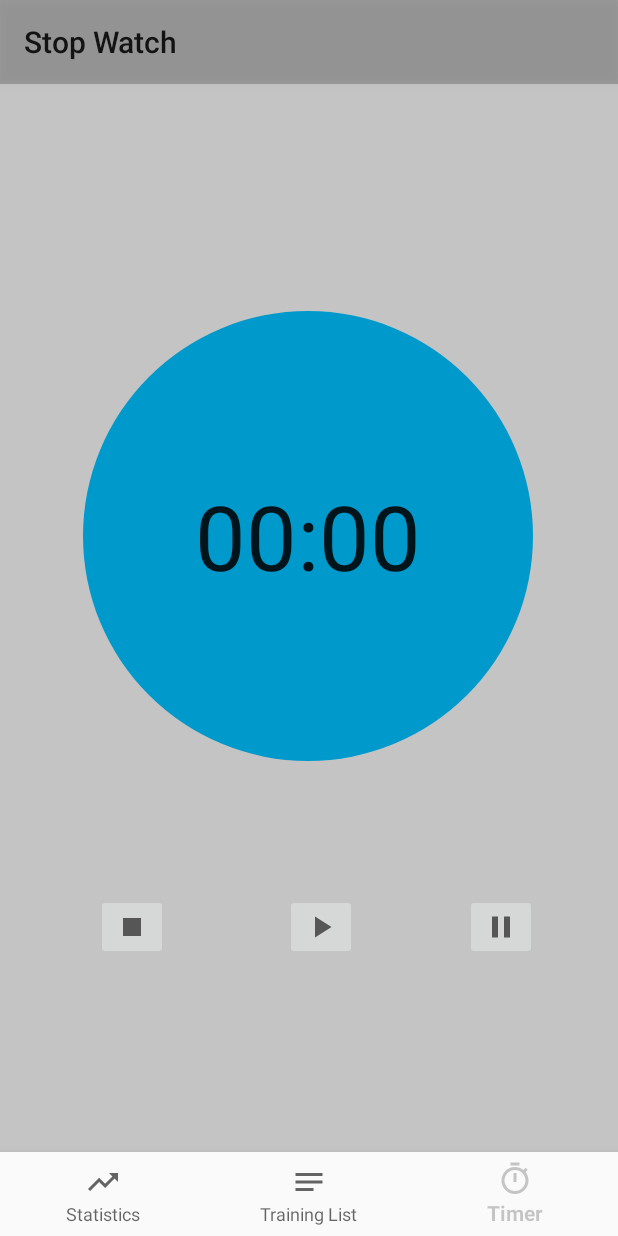
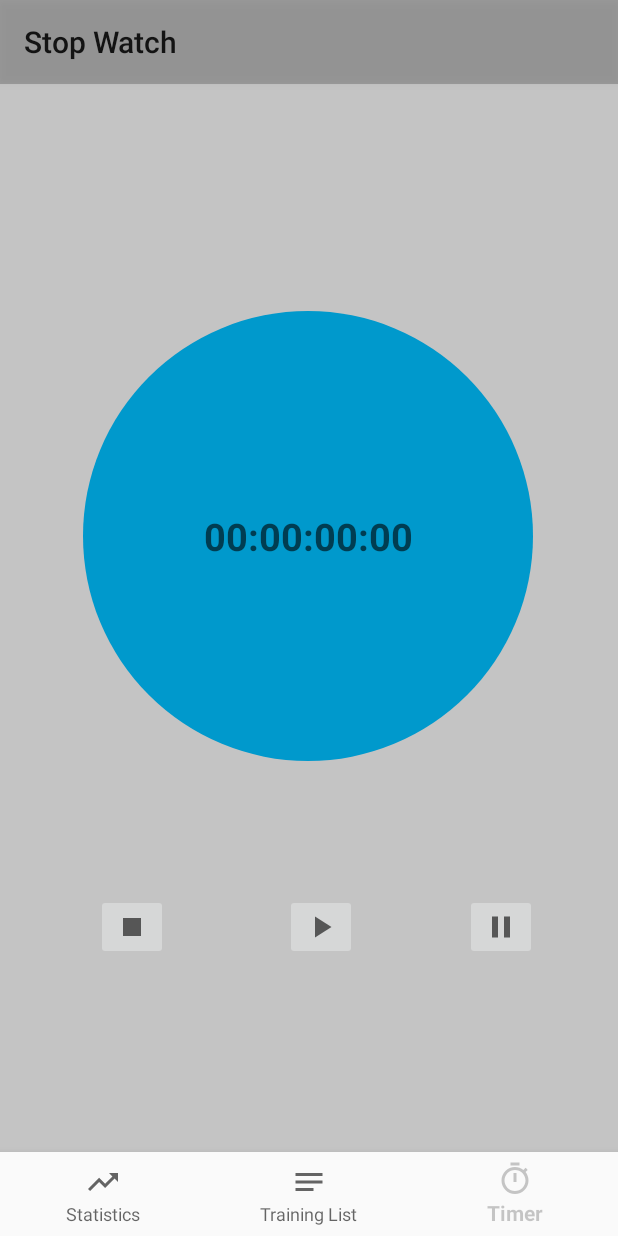
Before and after one commit to nojkir/ExerciseApp, an Android app: the StopWatchFragment screen opened through its navigation route, on a phone screen of 412 x 824 dp. Run offline under Robolectric (Android 15) with nearby library versions, the phone set to English and light mode, and no system bars; our stand-ins replace Dagger/Hilt's generated code, navigation-ui; libraries missing offline, so code that uses them is left out: androidx.hilt.lifecycle.

```diff
--- a/app/src/main/AndroidManifest.xml
+++ b/app/src/main/AndroidManifest.xml
@@ -17,6 +17,8 @@
                 <category android:name="android.intent.category.LAUNCHER" />
             </intent-filter>
         </activity>
+        <service android:name=".services.StopWatchService"
+            android:exported="false"/>
     </application>
 
 </manifest>
--- a/app/src/main/java/pl/nojkir/roomdatabase/di/AppModule.kt
+++ b/app/src/main/java/pl/nojkir/roomdatabase/di/AppModule.kt
@@ -12,7 +12,7 @@ import pl.nojkir.roomdatabase.data.ExerciseDataBase
 
 import pl.nojkir.roomdatabase.other.Constants
 import pl.nojkir.roomdatabase.other.Constants.EXERCISE_DATABASE_NAME
-import pl.nojkir.roomdatabase.other.Constants.TRAINING_DATABASE_NAME
+
 import javax.inject.Singleton
 
 
--- a/app/src/main/java/pl/nojkir/roomdatabase/ui/fragments/StopWatchFragment.kt
+++ b/app/src/main/java/pl/nojkir/roomdatabase/ui/fragments/StopWatchFragment.kt
@@ -1,5 +1,6 @@
 package pl.nojkir.roomdatabase.ui.fragments
 
+import android.content.Intent
 import android.os.Bundle
 import android.os.SystemClock
 import android.view.LayoutInflater
@@ -10,10 +11,14 @@ import android.widget.Chronometer
 import android.widget.ImageButton
 import androidx.fragment.app.Fragment
 import androidx.fragment.app.viewModels
+import androidx.lifecycle.Observer
 import com.google.android.material.floatingactionbutton.FloatingActionButton
 import dagger.hilt.android.AndroidEntryPoint
 import kotlinx.android.synthetic.main.fragment_stopwatch.*
 import pl.nojkir.roomdatabase.R
+import pl.nojkir.roomdatabase.other.Constants.ACTION_PAUSE_SERVICE
+import pl.nojkir.roomdatabase.other.Constants.ACTION_START_OR_RESUME_SERVICE
+import pl.nojkir.roomdatabase.services.StopWatchService
 import pl.nojkir.roomdatabase.ui.StopWatchViewModel
 import java.util.concurrent.TimeUnit
 
@@ -24,6 +29,9 @@ class StopWatchFragment : Fragment(R.layout.fragment_stopwatch) {
     private lateinit var pause: ImageButton
     private lateinit var reset: ImageButton
 
+    private var isTracking = false
+
+    private var currentTimeInMillis = 0L
 
     private val viewModel: StopWatchViewModel by viewModels()
 
@@ -33,7 +41,7 @@ class StopWatchFragment : Fragment(R.layout.fragment_stopwatch) {
         savedInstanceState: Bundle?
     ): View? {
         val view = inflater.inflate(R.layout.fragment_stopwatch, container, false)
-        stopwatch = view.findViewById(R.id.chronometer)
+
 
         start = view.findViewById(R.id.button_start)
         pause = view.findViewById(R.id.button_pause)
@@ -45,7 +53,32 @@ class StopWatchFragment : Fragment(R.layout.fragment_stopwatch) {
 
     override fun onViewCreated(view: View, savedInstanceState: Bundle?) {
         super.onViewCreated(view, savedInstanceState)
+        pause.setOnClickListener{
+            if (isTracking){
+                sendCommandToService(ACTION_PAUSE_SERVICE)
+            }
+        }
+        start.setOnClickListener {
+            sendCommandToService(ACTION_START_OR_RESUME_SERVICE)
+        }
 
+        subscribe()
+    }
+
+    private fun subscribe (){
+        StopWatchService.isTracking.observe(viewLifecycleOwner, Observer {
+            updateTracking(it)
+        })
+
+        StopWatchService.timeInMillis.observe(viewLifecycleOwner, Observer {
+            currentTimeInMillis = it
+            val formattedText = getFormattedStopWatchTime(currentTimeInMillis, true)
+            tv_Timer.text = formattedText
+        })
+    }
+
+    private fun updateTracking (isTracking : Boolean) {
+        this.isTracking = isTracking
 
     }
 
@@ -69,4 +102,11 @@ class StopWatchFragment : Fragment(R.layout.fragment_stopwatch) {
                 "${if (seconds < 10) "0" else ""}$seconds:" +
                 "${if (milliseconds < 10) "0" else ""}$milliseconds"
     }
-}
+
+    private fun sendCommandToService(action : String) {
+     Intent(requireContext(), StopWatchService::class.java).also {
+         it.action = action
+         requireContext().startService(it)
+     }
+     }
+    }
--- a/app/src/main/res/layout/fragment_stopwatch.xml
+++ b/app/src/main/res/layout/fragment_stopwatch.xml
@@ -20,26 +20,16 @@
         app:layout_constraintVertical_bias="0.367">
 
 
-        <Chronometer
-            android:id="@+id/chronometer"
-            android:layout_width="258dp"
-            android:layout_height="241dp"
-            android:gravity="center"
-            android:textSize="60sp"
-            app:layout_constraintBottom_toBottomOf="parent"
-            app:layout_constraintEnd_toEndOf="parent"
-            app:layout_constraintStart_toStartOf="parent"
-            app:layout_constraintTop_toTopOf="parent" />
-
         <TextView
-            android:id="@+id/info_TV"
+            android:id="@+id/tv_Timer"
             android:layout_width="wrap_content"
             android:layout_height="wrap_content"
-            android:text="INFO TEXT"
+            android:gravity="center"
+            android:hint="00:00:00:00"
+
             android:textSize="25sp"
             android:textStyle="bold"
-            android:gravity="center"
-            android:visibility="gone"
+            android:visibility="visible"
             app:layout_constraintBottom_toBottomOf="parent"
             app:layout_constraintEnd_toEndOf="parent"
             app:layout_constraintStart_toStartOf="parent"
--- a/app/src/main/res/values/strings.xml
+++ b/app/src/main/res/values/strings.xml
@@ -1,3 +1,3 @@
 <resources>
-    <string name="app_name">RoomDataBase</string>
+    <string name="app_name">ExerciseApp</string>
 </resources>
```
